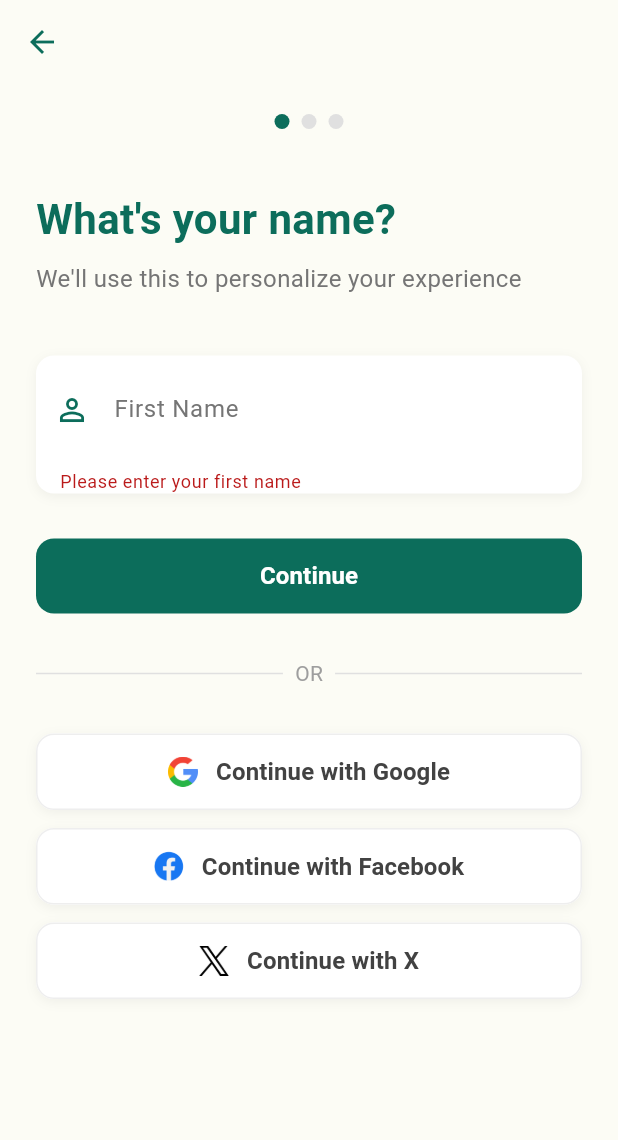
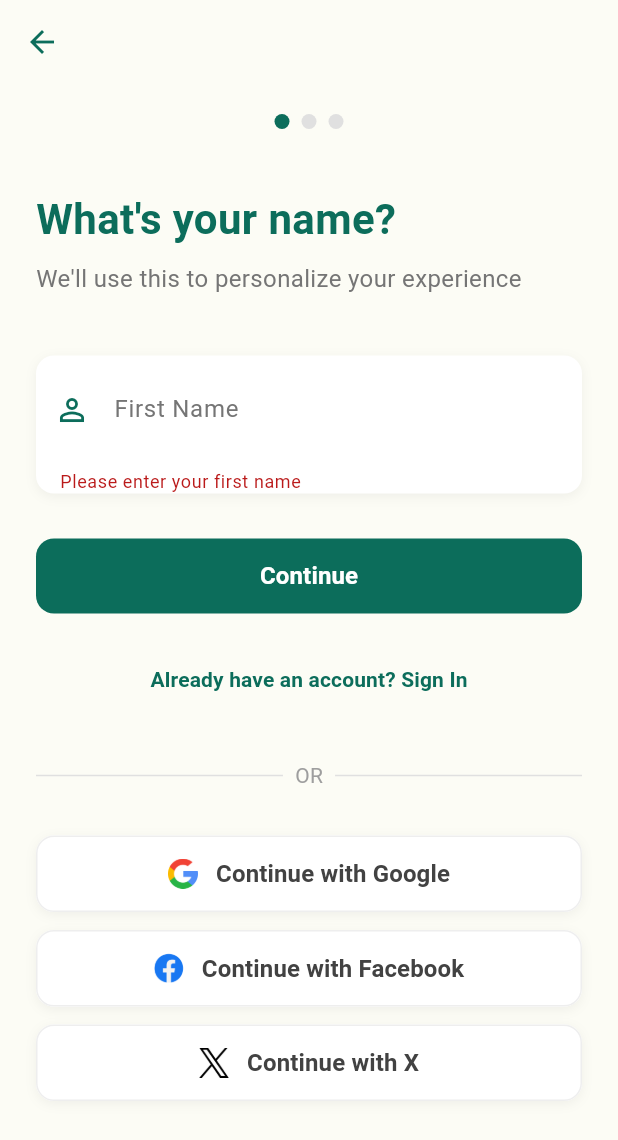
Before and after one commit to JuniorCarti/Haraka-Afya_AI, a Flutter app: the NameInputScreen screen opened directly, after a tap on "Continue", after a tap on "Continue with Google", on a phone screen of 412 x 824 dp. Shown: the top 1140 px of the screen. Run offline on Flutter 3.47's test engine with Material 3 defaults, Android fonts, the phone set to English and light mode, and no system bars; drawn by our look-alikes of smooth_page_indicator; our stand-ins replace cached_network_image, cloud_firestore, firebase_auth, firebase_core, flutter_dotenv, flutter_local_notifications and 9 more; missing offline and left inert: device_calendar, flutter_polyline_points; accounts and stored records are empty; project files that could hold a hidden picture were left out.

Commit message:
fix: adjust onboarding flow in NameInputScreen

```diff
--- a/lib/screens/name_input_screen.dart
+++ b/lib/screens/name_input_screen.dart
@@ -3,6 +3,7 @@ import 'package:smooth_page_indicator/smooth_page_indicator.dart';
 import 'package:firebase_auth/firebase_auth.dart';
 import 'package:google_sign_in/google_sign_in.dart';
 import 'package:haraka_afya_ai/screens/auth/email_verification_screen.dart';
+import 'package:haraka_afya_ai/screens/auth/sign_in_page.dart';
 import 'package:haraka_afya_ai/screens/home_screen.dart';
 import 'package:haraka_afya_ai/screens/onboarding_screen.dart';
 
@@ -20,7 +21,6 @@ class _NameInputScreenState extends State<NameInputScreen> {
   bool _isLoading = false;
   final GoogleSignIn _googleSignIn = GoogleSignIn(scopes: ['email']);
 
-  // Color scheme
   final Color _primaryColor = const Color(0xFF0C6D5B);
   final Color _backgroundColor = const Color(0xFFfcfcf5);
   final Color _cardColor = Colors.white;
@@ -66,14 +66,26 @@ class _NameInputScreenState extends State<NameInputScreen> {
                 ),
               ),
               const SizedBox(height: 40),
-
               _buildNameForm(),
-
+              const SizedBox(height: 20),
+              TextButton(
+                onPressed: () {
+                  Navigator.push(
+                    context,
+                    MaterialPageRoute(builder: (_) => const SignInPage()),
+                  );
+                },
+                child: Text(
+                  'Already have an account? Sign In',
+                  style: TextStyle(
+                    color: _primaryColor,
+                    fontWeight: FontWeight.bold,
+                  ),
+                ),
+              ),
               const SizedBox(height: 30),
               _buildDivider(),
               const SizedBox(height: 30),
-
-              // Social login buttons
               _buildSocialButton(
                 iconPath: 'assets/icons/google.png',
                 text: 'Continue with Google',
@@ -154,7 +166,7 @@ class _NameInputScreenState extends State<NameInputScreen> {
                 if (value.trim().length < 2) {
                   return 'Name must be at least 2 characters';
                 }
-                if (!RegExp(r'^[a-zA-Z ]+$').hasMatch(value.trim())) {
+                if (!RegExp(r'^[a-zA-Z ]+\$').hasMatch(value.trim())) {
                   return 'Name can only contain letters';
                 }
                 return null;
@@ -201,28 +213,12 @@ class _NameInputScreenState extends State<NameInputScreen> {
   Widget _buildDivider() {
     return Row(
       children: [
-        Expanded(
-          child: Divider(
-            color: Colors.grey.shade300,
-            thickness: 1,
-          ),
-        ),
+        Expanded(child: Divider(color: Colors.grey.shade300, thickness: 1)),
         Padding(
           padding: const EdgeInsets.symmetric(horizontal: 8),
-          child: Text(
-            'OR',
-            style: TextStyle(
-              color: Colors.grey.shade500,
-              fontSize: 14,
-            ),
-          ),
+          child: Text('OR', style: TextStyle(color: Colors.grey.shade500, fontSize: 14)),
         ),
-        Expanded(
-          child: Divider(
-            color: Colors.grey.shade300,
-            thickness: 1,
-          ),
-        ),
+        Expanded(child: Divider(color: Colors.grey.shade300, thickness: 1)),
       ],
     );
   }
@@ -251,19 +247,13 @@ class _NameInputScreenState extends State<NameInputScreen> {
           foregroundColor: color,
           side: BorderSide(color: Colors.grey.shade200),
           padding: const EdgeInsets.symmetric(vertical: 14),
-          shape: RoundedRectangleBorder(
-            borderRadius: BorderRadius.circular(12),
-          ),
+          shape: RoundedRectangleBorder(borderRadius: BorderRadius.circular(12)),
           backgroundColor: _cardColor,
         ),
         child: Row(
           mainAxisAlignment: MainAxisAlignment.center,
           children: [
-            Image.asset(
-              iconPath,
-              width: 20,
-              height: 20,
-            ),
+            Image.asset(iconPath, width: 20, height: 20),
             const SizedBox(width: 12),
             Text(
               text,
@@ -282,110 +272,71 @@ class _NameInputScreenState extends State<NameInputScreen> {
   void _submitForm() {
     if (_formKey.currentState!.validate()) {
       setState(() => _isLoading = true);
-
-      // Format the name (trim and capitalize first letter)
       final formattedName = _firstNameController.text.trim();
       final capitalizedName = formattedName.isNotEmpty
           ? formattedName[0].toUpperCase() + formattedName.substring(1).toLowerCase()
           : formattedName;
 
-      // Navigate to email verification screen with the name
       Navigator.push(
         context,
         MaterialPageRoute(
-          builder: (_) => EmailVerificationScreen(
-            firstName: capitalizedName,
-          ),
+          builder: (_) => EmailVerificationScreen(firstName: capitalizedName),
         ),
-      ).then((_) {
-        setState(() => _isLoading = false);
-      });
+      ).then((_) => setState(() => _isLoading = false));
     }
   }
 
   Future<void> _handleGoogleSignIn() async {
     try {
       setState(() => _isLoading = true);
-
       final GoogleSignInAccount? googleUser = await _googleSignIn.signIn();
       if (googleUser == null) {
         setState(() => _isLoading = false);
         return;
       }
 
-      final GoogleSignInAuthentication googleAuth =
-          await googleUser.authentication;
-
+      final GoogleSignInAuthentication googleAuth = await googleUser.authentication;
       final AuthCredential credential = GoogleAuthProvider.credential(
         accessToken: googleAuth.accessToken,
         idToken: googleAuth.idToken,
       );
 
-      final UserCredential userCredential =
-          await FirebaseAuth.instance.signInWithCredential(credential);
-
-      // Set the display name from Google account if available
+      final UserCredential userCredential = await FirebaseAuth.instance.signInWithCredential(credential);
       if (userCredential.user != null) {
         final user = userCredential.user!;
         if (user.displayName == null || user.displayName!.isEmpty) {
           await user.updateDisplayName(googleUser.displayName ?? 'User');
         }
-
         Navigator.pushReplacement(
           context,
           MaterialPageRoute(builder: (_) => const HomeScreen()),
         );
       }
-    } on FirebaseAuthException catch (e) {
-      setState(() => _isLoading = false);
-      String errorMessage = 'Google sign-in failed';
-
-      if (e.code == 'account-exists-with-different-credential') {
-        errorMessage = 'Account exists with different sign-in method';
-      } else if (e.code == 'invalid-credential') {
-        errorMessage = 'Invalid credentials';
-      }
-
-      ScaffoldMessenger.of(context).showSnackBar(
-        SnackBar(
-          content: Text(errorMessage),
-          duration: const Duration(seconds: 4),
-        ),
-      );
     } catch (e) {
       setState(() => _isLoading = false);
       ScaffoldMessenger.of(context).showSnackBar(
-        SnackBar(
-          content: Text('Error during Google sign-in: ${e.toString()}'),
-          duration: const Duration(seconds: 4),
-        ),
+        SnackBar(content: Text('Google sign-in failed: $e')),
       );
     }
   }
 
   Future<void> _handleFacebookSignIn() async {
-    try {
-      setState(() => _isLoading = true);
-      // Implement Facebook login
-      // Similar pattern to Google sign-in
-    } catch (e) {
-      setState(() => _isLoading = false);
-      ScaffoldMessenger.of(context).showSnackBar(
-        SnackBar(content: Text('Facebook sign-in failed: $e')),
-      );
-    }
+    setState(() => _isLoading = true);
+    // Implement Facebook login logic
+    await Future.delayed(const Duration(seconds: 2));
+    setState(() => _isLoading = false);
+    ScaffoldMessenger.of(context).showSnackBar(
+      const SnackBar(content: Text('Facebook sign-in not implemented')),
+    );
   }
 
   Future<void> _handleTwitterSignIn() async {
-    try {
-      setState(() => _isLoading = true);
-      // Implement Twitter login
-      // Similar pattern to Google sign-in
-    } catch (e) {
-      setState(() => _isLoading = false);
-      ScaffoldMessenger.of(context).showSnackBar(
-        SnackBar(content: Text('Twitter sign-in failed: $e')),
-      );
-    }
+    setState(() => _isLoading = true);
+    // Implement Twitter login logic
+    await Future.delayed(const Duration(seconds: 2));
+    setState(() => _isLoading = false);
+    ScaffoldMessenger.of(context).showSnackBar(
+      const SnackBar(content: Text('Twitter sign-in not implemented')),
+    );
   }
 }
```
